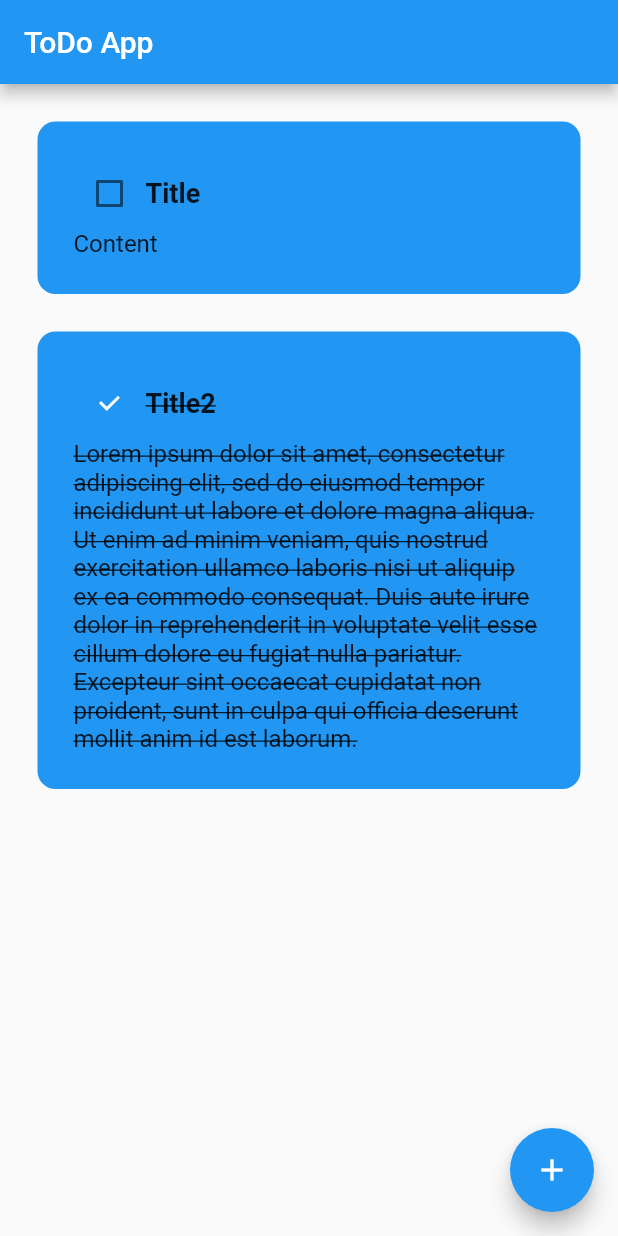
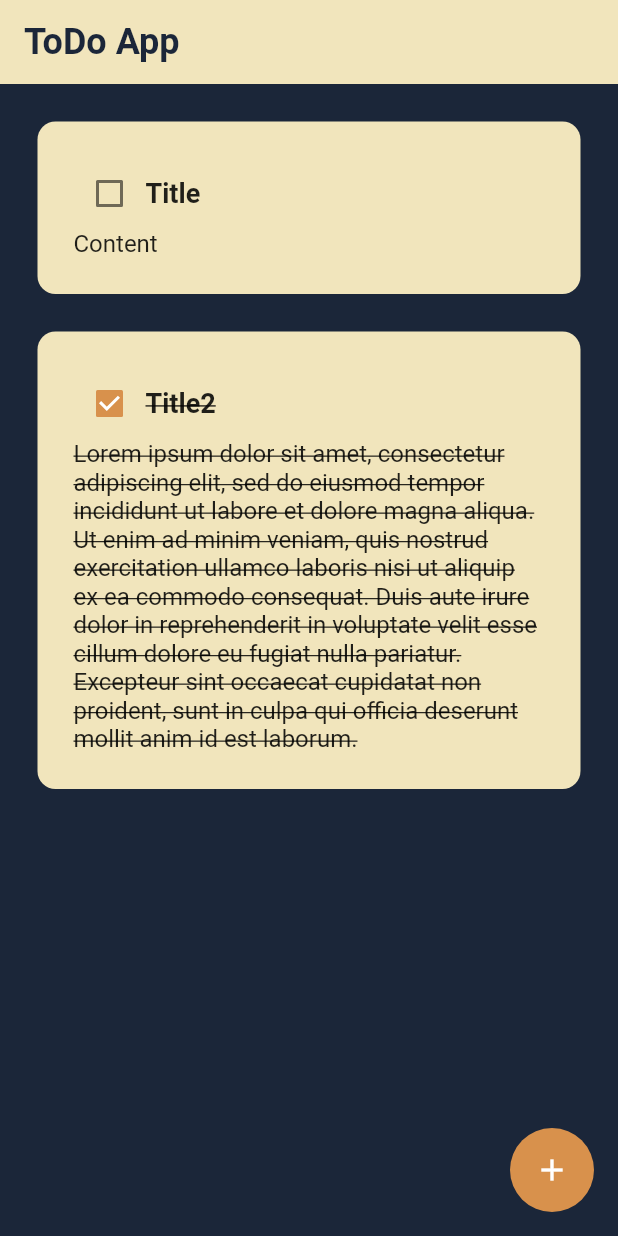
Before and after one commit to MateuszJajkowicz/ToDo-Flutter-App, a Flutter app: the screen it shows after launch, on a phone screen of 412 x 824 dp. Run offline on Flutter 3.47's test engine with Material 2 defaults, Android fonts, the phone set to English and light mode, and no system bars.

Commit message:
Changed styles

```diff
--- a/lib/components/todo_tile.dart
+++ b/lib/components/todo_tile.dart
@@ -20,7 +20,7 @@ class ToDoTile extends StatelessWidget {
       child: Container(
         padding: const EdgeInsets.all(24),
         decoration: BoxDecoration(
-          color: Colors.blue,
+          color: const Color(0xfff1e5bc),
           borderRadius: BorderRadius.circular(12),
         ),
         child: Column(
@@ -32,6 +32,7 @@ class ToDoTile extends StatelessWidget {
                 Checkbox(
                   value: isDone,
                   onChanged: onChanged,
+                  activeColor: const Color(0xFFd8914c),
                 ),
 
                 // task name
--- a/lib/main.dart
+++ b/lib/main.dart
@@ -12,13 +12,25 @@ class MyApp extends StatelessWidget {
   @override
   Widget build(BuildContext context) {
     return MaterialApp(
+      debugShowCheckedModeBanner: false,
       title: 'ToDo App',
       theme: ThemeData(
-        primarySwatch: Colors.blue,
+        appBarTheme: const AppBarTheme(
+            backgroundColor: Color(0xfff1e5bc),
+            iconTheme: IconThemeData(color: Color(0xff1b2639)),
+            elevation: 0),
+        scaffoldBackgroundColor: const Color(0xff1b2639),
+        textTheme: const TextTheme(
+          headlineSmall:
+              TextStyle(color: Color(0xff1b2639), fontWeight: FontWeight.bold),
+          bodySmall: TextStyle(color: Color(0xff1b2639)),
+        ),
+        floatingActionButtonTheme: const FloatingActionButtonThemeData(
+            backgroundColor: Color(0xFFd8914c), elevation: 0),
       ),
       initialRoute: '/',
       routes: {
-        '/': (context) => HomePage(),
+        '/': (context) => const HomePage(),
         '/addNote': (context) => const AddNotePage(),
       },
     );
--- a/lib/pages/add_note_page.dart
+++ b/lib/pages/add_note_page.dart
@@ -7,7 +7,8 @@ class AddNotePage extends StatelessWidget {
   Widget build(BuildContext context) {
     return Scaffold(
       appBar: AppBar(
-        title: const Text('Dodaj notatkę'),
+        title: Text('Dodaj notatkę',
+            style: Theme.of(context).textTheme.headlineSmall),
       ),
     );
   }
--- a/lib/pages/home_page.dart
+++ b/lib/pages/home_page.dart
@@ -30,7 +30,8 @@ class _HomePageState extends State<HomePage> {
   Widget build(BuildContext context) {
     return Scaffold(
       appBar: AppBar(
-        title: const Text('ToDo App'),
+        title:
+            Text('ToDo App', style: Theme.of(context).textTheme.headlineSmall),
       ),
       body: notes.isEmpty
           ? const Center(
```
